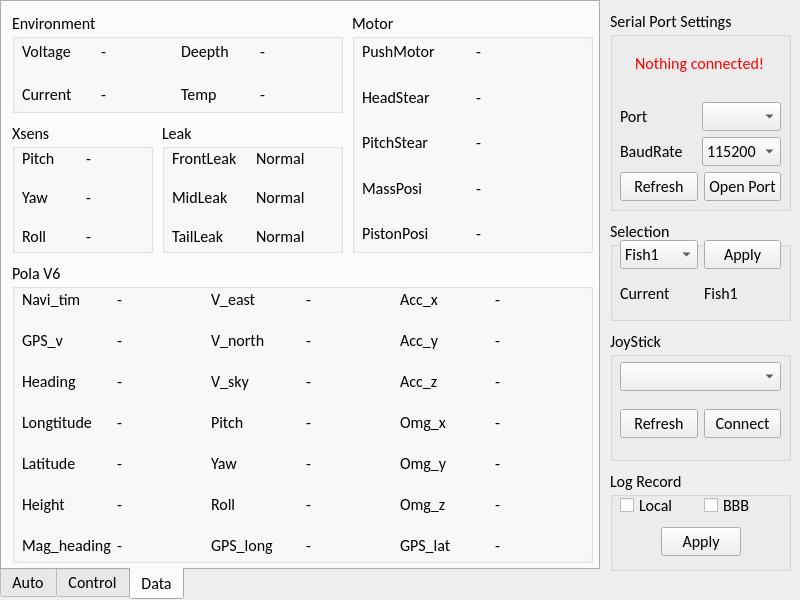
ScorchHeHe/FishUpper, file mainwidget.ui: the form before one commit.
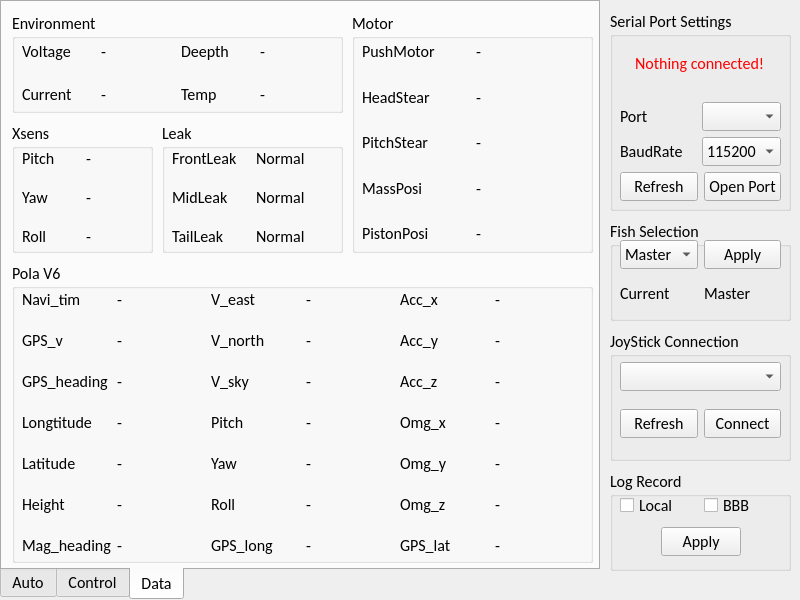
The form after the commit. The open tabs and pages were chosen to show the change.

Commit message: 多台同时保存文件，控制指令最多发送四次

What changed in the file:
```diff
--- a/mainwidget.ui
+++ b/mainwidget.ui
@@ -1589,7 +1589,7 @@
           </font>
          </property>
          <property name="text">
-          <string>Heading</string>
+          <string>GPS_heading</string>
          </property>
         </widget>
        </item>
@@ -2313,7 +2313,7 @@
     </rect>
    </property>
    <property name="title">
-    <string>Selection</string>
+    <string>Fish Selection</string>
    </property>
    <widget class="QWidget" name="gridLayoutWidget_6">
     <property name="geometry">
@@ -2336,7 +2336,7 @@
       <widget class="QComboBox" name="slct_cmbx_fish">
        <item>
         <property name="text">
-         <string>Fish1</string>
+         <string>Master</string>
         </property>
        </item>
        <item>
@@ -2366,7 +2366,7 @@
      <item row="1" column="1">
       <widget class="QLabel" name="comtst_label_text_current_fish">
        <property name="text">
-        <string>Fish1</string>
+        <string>Master</string>
        </property>
       </widget>
      </item>
@@ -2463,7 +2463,7 @@
     </rect>
    </property>
    <property name="title">
-    <string>JoyStick</string>
+    <string>JoyStick Connection</string>
    </property>
    <widget class="QWidget" name="gridLayoutWidget_9">
     <property name="geometry">
```
Left out of the diff: 4 changed lines with no effect on the pictures. The commit also changes 2 other files.
